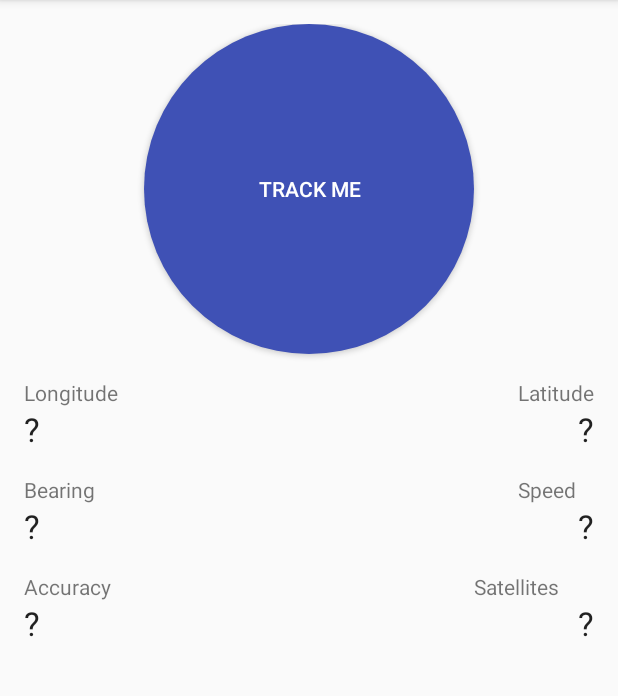
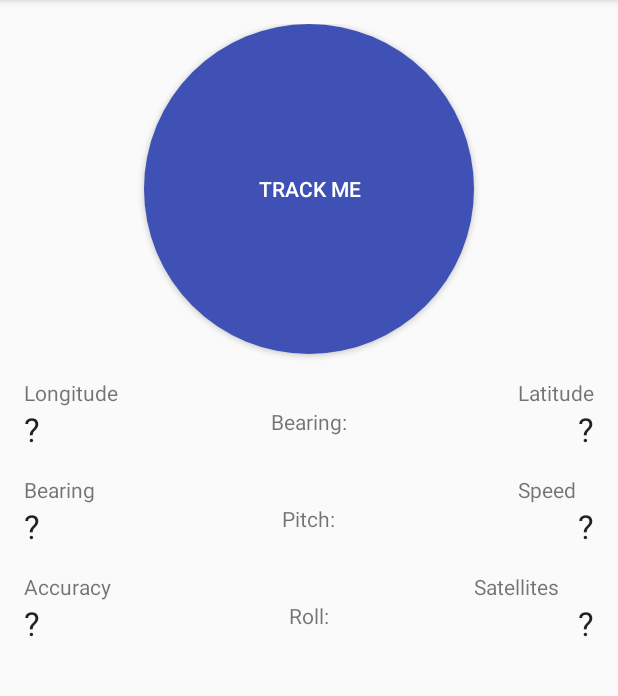
Before and after one commit to shiptrail/android-main, an Android app: the screen it shows after launch (MainActivity), on a phone screen of 412 x 824 dp, the part 84-780 px from its top. Run offline under Robolectric (Android 15) with nearby library versions, the phone set to English and light mode, and no system bars; pictures from the network do not load.

Commit message:
FE-51: Bearing, Pitch und Roll werden im Hauptbildschirm angezeigt, während man getrackt wird. Davon wird noch nichts an den Server geschickt.
Change-Id: Idc77a105962a1435709d4d0ad71c5aaf0dcd57ab

```diff
--- a/app/src/main/AndroidManifest.xml
+++ b/app/src/main/AndroidManifest.xml
@@ -6,6 +6,9 @@
     <uses-permission android:name="android.permission.WRITE_EXTERNAL_STORAGE"/>
 	<uses-permission android:name="android.permission.DISABLE_KEYGUARD"/>
     <uses-permission android:name="android.permission.INTERNET" />
+
+    <uses-feature android:name="android.hardware.sensor.accelerometer" android:required="true" />
+    <uses-feature android:name="android.hardware.sensor.compass" android:required="true" />
 
     <application
         android:allowBackup="true"
--- a/app/src/main/res/layout/fragment_main.xml
+++ b/app/src/main/res/layout/fragment_main.xml
@@ -146,5 +146,32 @@
         android:layout_alignParentRight="true"
         android:layout_alignParentEnd="true" />
 
+    <TextView
+        android:id="@+id/activity_main_textview_bearing"
+        android:layout_width="wrap_content"
+        android:layout_height="wrap_content"
+        android:text="@string/activity_main_bearing"
+        android:layout_alignTop="@id/textViewLng"
+        android:layout_centerHorizontal="true"
+        />
+
+    <TextView
+        android:id="@+id/activity_main_textview_pitch"
+        android:layout_width="wrap_content"
+        android:layout_height="wrap_content"
+        android:text="@string/activity_main_pitch"
+        android:layout_alignTop="@id/textViewBearing"
+        android:layout_centerHorizontal="true"
+        />
+
+    <TextView
+        android:id="@+id/activity_main_textview_roll"
+        android:layout_width="wrap_content"
+        android:layout_height="wrap_content"
+        android:text="@string/activity_main_roll"
+        android:layout_alignTop="@id/textViewAccuracy"
+        android:layout_centerHorizontal="true"
+        />
+
 
 </RelativeLayout>
--- a/app/src/main/res/values/strings.xml
+++ b/app/src/main/res/values/strings.xml
@@ -51,5 +51,11 @@
     <string name="certificate_failed_title">Zertifikat-Problem</string>
     <string name="certificate_failed">Das Zertifikat der Website konnte nicht akzeptiert werden. Manuell akzeptieren? (Falls nein, werden die Einstellungen automatisch so geändert, dass keine Daten mehr an den Server geschickt werden.) \n\n %1$s</string>
 
+    <string name="activity_main_bearing">Bearing:</string>
+    <string name="activity_main_bearing_is">Bearing: %1$f</string>
+    <string name="activity_main_pitch">Pitch:</string>
+    <string name="activity_main_pitch_is">Pitch: %1$f</string>
+    <string name="activity_main_roll">Roll:</string>
+    <string name="activity_main_roll_is">Roll: %1$f</string>
 
 </resources>
```
Also changed, not shown: app/src/main/java/de/h3adless/gpstracker/activities/MainActivity.java (+21 -0 lines), app/src/main/java/de/h3adless/gpstracker/services/LocationService.java (+61 -2 lines).
